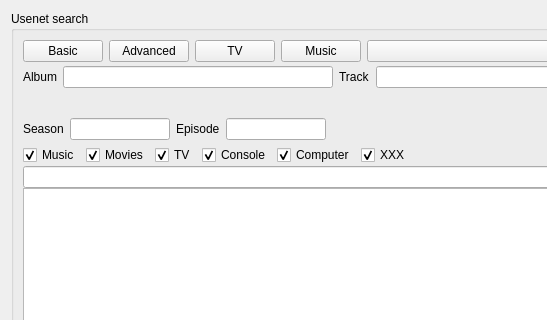
First picture: the form in app/gui/search.ui, repository ensisoft/newsflash-plus, before the edit; both pictures show x 0 to 547 and y 0 to 320 of the 1057 by 594 pixel window.
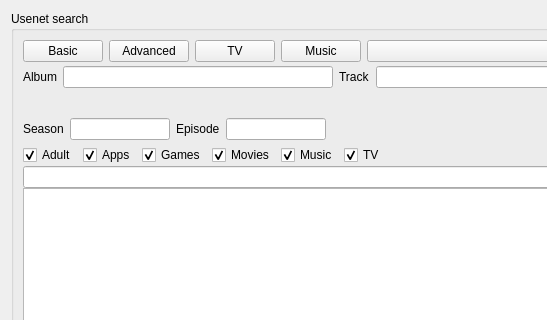
Second picture: the form after the edit. Icons and pictures are not drawn.

Diff of the .ui file:
```diff
--- a/app/gui/search.ui
+++ b/app/gui/search.ui
@@ -396,12 +396,38 @@
               <number>0</number>
              </property>
              <item>
-              <widget class="QCheckBox" name="chkMusic">
+              <widget class="QCheckBox" name="chkAdult">
                <property name="contextMenuPolicy">
                 <enum>Qt::CustomContextMenu</enum>
                </property>
                <property name="text">
-                <string>Music</string>
+                <string>Adult</string>
+               </property>
+               <property name="checked">
+                <bool>true</bool>
+               </property>
+              </widget>
+             </item>
+             <item>
+              <widget class="QCheckBox" name="chkComputer">
+               <property name="contextMenuPolicy">
+                <enum>Qt::CustomContextMenu</enum>
+               </property>
+               <property name="text">
+                <string>Apps</string>
+               </property>
+               <property name="checked">
+                <bool>true</bool>
+               </property>
+              </widget>
+             </item>
+             <item>
+              <widget class="QCheckBox" name="chkConsole">
+               <property name="contextMenuPolicy">
+                <enum>Qt::CustomContextMenu</enum>
+               </property>
+               <property name="text">
+                <string>Games</string>
                </property>
                <property name="checked">
                 <bool>true</bool>
@@ -421,6 +447,19 @@
                </property>
               </widget>
              </item>
+             <item>
+              <widget class="QCheckBox" name="chkMusic">
+               <property name="contextMenuPolicy">
+                <enum>Qt::CustomContextMenu</enum>
+               </property>
+               <property name="text">
+                <string>Music</string>
+               </property>
+               <property name="checked">
+                <bool>true</bool>
+               </property>
+              </widget>
+             </item>
              <item>
               <widget class="QCheckBox" name="chkTV">
                <property name="contextMenuPolicy">
@@ -434,45 +473,6 @@
                </property>
               </widget>
              </item>
-             <item>
-              <widget class="QCheckBox" name="chkConsole">
-               <property name="contextMenuPolicy">
-                <enum>Qt::CustomContextMenu</enum>
-               </property>
-               <property name="text">
-                <string>Console</string>
-               </property>
-               <property name="checked">
-                <bool>true</bool>
-               </property>
-              </widget>
-             </item>
-             <item>
-              <widget class="QCheckBox" name="chkComputer">
-               <property name="contextMenuPolicy">
-                <enum>Qt::CustomContextMenu</enum>
-               </property>
-               <property name="text">
-                <string>Computer</string>
-               </property>
-               <property name="checked">
-                <bool>true</bool>
-               </property>
-              </widget>
-             </item>
-             <item>
-              <widget class="QCheckBox" name="chkXXX">
-               <property name="contextMenuPolicy">
-                <enum>Qt::CustomContextMenu</enum>
-               </property>
-               <property name="text">
-                <string>XXX</string>
-               </property>
-               <property name="checked">
-                <bool>true</bool>
-               </property>
-              </widget>
-             </item>
              <item>
               <spacer name="horizontalSpacer">
                <property name="orientation">
```
Left out of the diff: 10 changed lines with no effect on the pictures.
